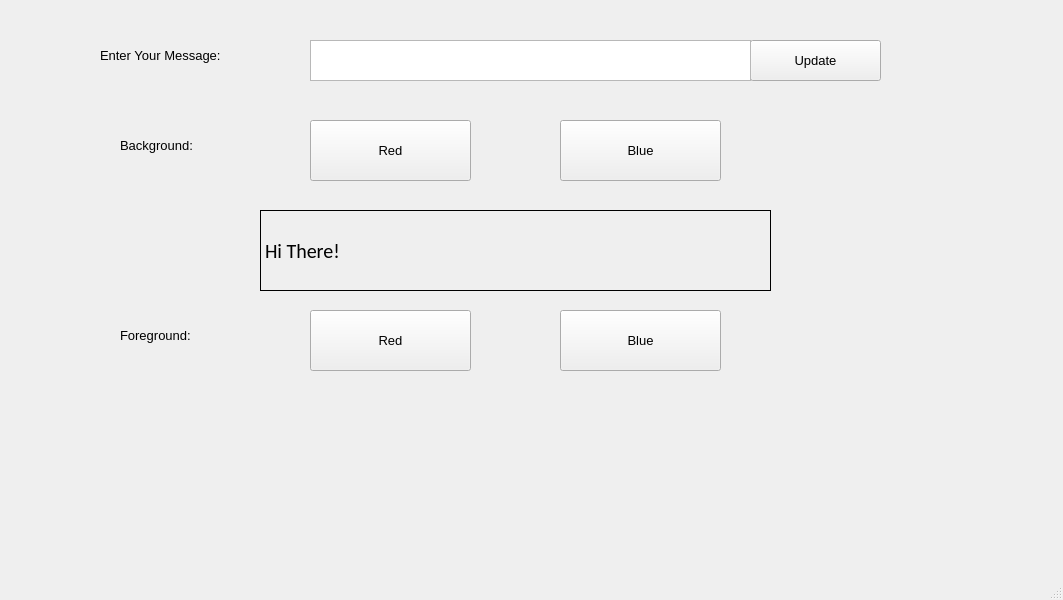
Old version of the form firstwidgetapp.ui in the repository MathewLister/WidgetApp1.
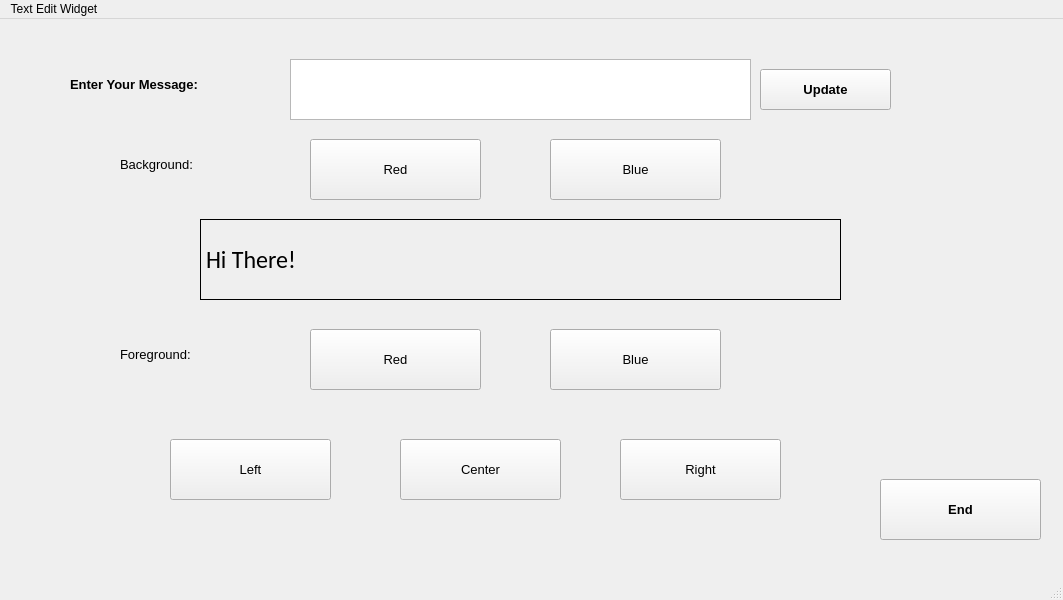
New version of the form.

Diff of the .ui file:
```diff
--- a/firstwidgetapp.ui
+++ b/firstwidgetapp.ui
@@ -17,8 +17,8 @@
    <widget class="QPushButton" name="updateButton">
     <property name="geometry">
      <rect>
-      <x>750</x>
-      <y>40</y>
+      <x>760</x>
+      <y>50</y>
       <width>131</width>
       <height>41</height>
      </rect>
@@ -26,8 +26,8 @@
     <property name="font">
      <font>
       <pointsize>10</pointsize>
-      <weight>50</weight>
-      <bold>false</bold>
+      <weight>75</weight>
+      <bold>true</bold>
      </font>
     </property>
     <property name="text">
@@ -37,15 +37,17 @@
    <widget class="QLabel" name="promptEnterText">
     <property name="geometry">
      <rect>
-      <x>100</x>
-      <y>30</y>
-      <width>191</width>
+      <x>70</x>
+      <y>40</y>
+      <width>211</width>
       <height>51</height>
      </rect>
     </property>
     <property name="font">
      <font>
       <pointsize>10</pointsize>
+      <weight>75</weight>
+      <bold>true</bold>
      </font>
     </property>
     <property name="text">
@@ -55,26 +57,26 @@
    <widget class="QPlainTextEdit" name="textEntry">
     <property name="geometry">
      <rect>
-      <x>310</x>
+      <x>290</x>
       <y>40</y>
-      <width>441</width>
-      <height>41</height>
+      <width>461</width>
+      <height>61</height>
      </rect>
     </property>
    </widget>
    <widget class="QLabel" name="displayTarget">
     <property name="geometry">
      <rect>
-      <x>260</x>
-      <y>210</y>
-      <width>511</width>
+      <x>200</x>
+      <y>200</y>
+      <width>641</width>
       <height>81</height>
      </rect>
     </property>
     <property name="font">
      <font>
       <family>Calibri</family>
-      <pointsize>15</pointsize>
+      <pointsize>18</pointsize>
      </font>
     </property>
     <property name="frameShape">
@@ -107,7 +109,7 @@
      <rect>
       <x>310</x>
       <y>120</y>
-      <width>161</width>
+      <width>171</width>
       <height>61</height>
      </rect>
     </property>
@@ -125,9 +127,9 @@
    <widget class="QPushButton" name="backgroundBlueButton">
     <property name="geometry">
      <rect>
-      <x>560</x>
+      <x>550</x>
       <y>120</y>
-      <width>161</width>
+      <width>171</width>
       <height>61</height>
      </rect>
     </property>
@@ -163,9 +165,9 @@
    <widget class="QPushButton" name="foregroundBlueButton">
     <property name="geometry">
      <rect>
-      <x>560</x>
+      <x>550</x>
       <y>310</y>
-      <width>161</width>
+      <width>171</width>
       <height>61</height>
      </rect>
     </property>
@@ -185,7 +187,7 @@
      <rect>
       <x>310</x>
       <y>310</y>
-      <width>161</width>
+      <width>171</width>
       <height>61</height>
      </rect>
     </property>
@@ -200,6 +202,86 @@
      <string>Red</string>
     </property>
    </widget>
+   <widget class="QPushButton" name="alignLeftButton">
+    <property name="geometry">
+     <rect>
+      <x>170</x>
+      <y>420</y>
+      <width>161</width>
+      <height>61</height>
+     </rect>
+    </property>
+    <property name="font">
+     <font>
+      <pointsize>10</pointsize>
+      <weight>50</weight>
+      <bold>false</bold>
+     </font>
+    </property>
+    <property name="text">
+     <string>Left</string>
+    </property>
+   </widget>
+   <widget class="QPushButton" name="alignRightButton">
+    <property name="geometry">
+     <rect>
+      <x>620</x>
+      <y>420</y>
+      <width>161</width>
+      <height>61</height>
+     </rect>
+    </property>
+    <property name="font">
+     <font>
+      <pointsize>10</pointsize>
+      <weight>50</weight>
+      <bold>false</bold>
+     </font>
+    </property>
+    <property name="text">
+     <string>Right</string>
+    </property>
+   </widget>
+   <widget class="QPushButton" name="alignCenterButton">
+    <property name="geometry">
+     <rect>
+      <x>400</x>
+      <y>420</y>
+      <width>161</width>
+      <height>61</height>
+     </rect>
+    </property>
+    <property name="font">
+     <font>
+      <pointsize>10</pointsize>
+      <weight>50</weight>
+      <bold>false</bold>
+     </font>
+    </property>
+    <property name="text">
+     <string>Center</string>
+    </property>
+   </widget>
+   <widget class="QPushButton" name="endButton">
+    <property name="geometry">
+     <rect>
+      <x>880</x>
+      <y>460</y>
+      <width>161</width>
+      <height>61</height>
+     </rect>
+    </property>
+    <property name="font">
+     <font>
+      <pointsize>10</pointsize>
+      <weight>75</weight>
+      <bold>true</bold>
+     </font>
+    </property>
+    <property name="text">
+     <string>End</string>
+    </property>
+   </widget>
   </widget>
   <widget class="QStatusBar" name="statusbar"/>
   <widget class="QMenuBar" name="menubar">
@@ -211,6 +293,12 @@
      <height>29</height>
     </rect>
    </property>
+   <widget class="QMenu" name="menuText_Edit_Widget">
+    <property name="title">
+     <string>Text Edit Widget</string>
+    </property>
+   </widget>
+   <addaction name="menuText_Edit_Widget"/>
   </widget>
  </widget>
  <resources/>
```
Left out of the diff: 2 changed lines with no effect on the pictures.
